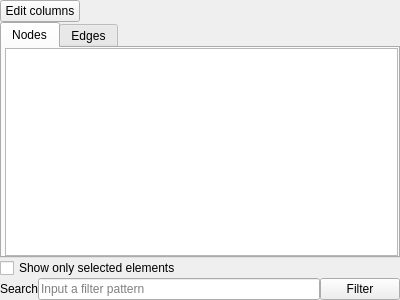
This is plugins/view/spreadsheet/SpreadViewWidget.ui in jalamao/tulip-1 as Qt 5 draws it before an edit. The edited form follows.
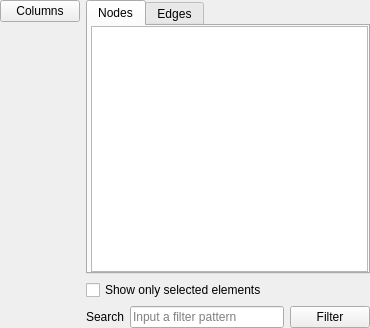
This is the edited form. Custom widgets are drawn as their Qt base class.

Commit message: Refactor Table widget. Move columns button to the left. Add properties management menu in the column selection.

```diff
--- a/plugins/view/spreadsheet/SpreadViewWidget.ui
+++ b/plugins/view/spreadsheet/SpreadViewWidget.ui
@@ -6,54 +6,18 @@
    <rect>
     <x>0</x>
     <y>0</y>
-    <width>400</width>
-    <height>300</height>
+    <width>370</width>
+    <height>328</height>
    </rect>
   </property>
   <property name="windowTitle">
    <string>Form</string>
   </property>
-  <layout class="QVBoxLayout" name="verticalLayout">
-   <property name="spacing">
-    <number>0</number>
-   </property>
+  <layout class="QGridLayout" name="gridLayout_3">
    <property name="margin">
     <number>0</number>
    </property>
-   <item>
-    <layout class="QHBoxLayout" name="horizontalLayout_4">
-     <item>
-      <widget class="QPushButton" name="editColumnPushButton">
-       <property name="sizePolicy">
-        <sizepolicy hsizetype="Fixed" vsizetype="Fixed">
-         <horstretch>0</horstretch>
-         <verstretch>0</verstretch>
-        </sizepolicy>
-       </property>
-       <property name="text">
-        <string>Edit columns</string>
-       </property>
-       <property name="checkable">
-        <bool>true</bool>
-       </property>
-      </widget>
-     </item>
-     <item>
-      <spacer name="horizontalSpacer">
-       <property name="orientation">
-        <enum>Qt::Horizontal</enum>
-       </property>
-       <property name="sizeHint" stdset="0">
-        <size>
-         <width>40</width>
-         <height>20</height>
-        </size>
-       </property>
-      </spacer>
-     </item>
-    </layout>
-   </item>
-   <item>
+   <item row="1" column="1">
     <layout class="QGridLayout" name="gridLayout">
      <property name="verticalSpacing">
       <number>0</number>
@@ -155,7 +119,7 @@
      </item>
     </layout>
    </item>
-   <item>
+   <item row="2" column="1">
     <layout class="QGridLayout" name="gridLayout_2">
      <property name="topMargin">
       <number>0</number>
@@ -196,6 +160,59 @@
      </item>
     </layout>
    </item>
+   <item row="1" column="0" rowspan="2">
+    <widget class="QWidget" name="toolBarWidget" native="true">
+     <property name="sizePolicy">
+      <sizepolicy hsizetype="Fixed" vsizetype="Preferred">
+       <horstretch>0</horstretch>
+       <verstretch>0</verstretch>
+      </sizepolicy>
+     </property>
+     <property name="minimumSize">
+      <size>
+       <width>0</width>
+       <height>0</height>
+      </size>
+     </property>
+     <layout class="QVBoxLayout" name="verticalLayout">
+      <property name="spacing">
+       <number>0</number>
+      </property>
+      <property name="margin">
+       <number>0</number>
+      </property>
+      <item>
+       <widget class="OrientedPushButton" name="editColumnPushButton">
+        <property name="minimumSize">
+         <size>
+          <width>0</width>
+          <height>0</height>
+         </size>
+        </property>
+        <property name="focusPolicy">
+         <enum>Qt::NoFocus</enum>
+        </property>
+        <property name="text">
+         <string>Columns</string>
+        </property>
+       </widget>
+      </item>
+      <item>
+       <spacer name="verticalSpacer">
+        <property name="orientation">
+         <enum>Qt::Vertical</enum>
+        </property>
+        <property name="sizeHint" stdset="0">
+         <size>
+          <width>20</width>
+          <height>40</height>
+         </size>
+        </property>
+       </spacer>
+      </item>
+     </layout>
+    </widget>
+   </item>
   </layout>
  </widget>
  <customwidgets>
@@ -210,6 +227,11 @@
    <header>TulipTableWidgetColumnSelectionWidget.h</header>
    <container>1</container>
   </customwidget>
+  <customwidget>
+   <class>OrientedPushButton</class>
+   <extends>QPushButton</extends>
+   <header>OrientedPushButton.h</header>
+  </customwidget>
  </customwidgets>
  <resources/>
  <connections>
```
Left out of the diff: 8 changed lines with no effect on the pictures. The commit also changes 14 other files.
